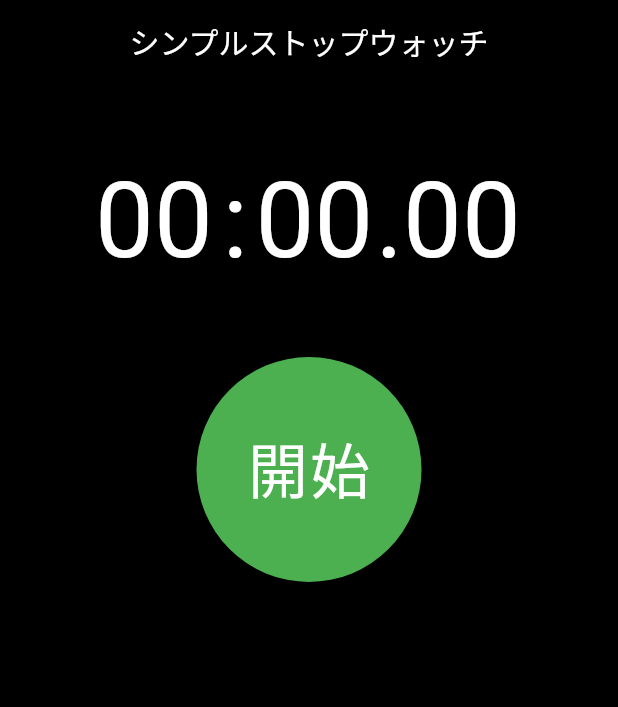
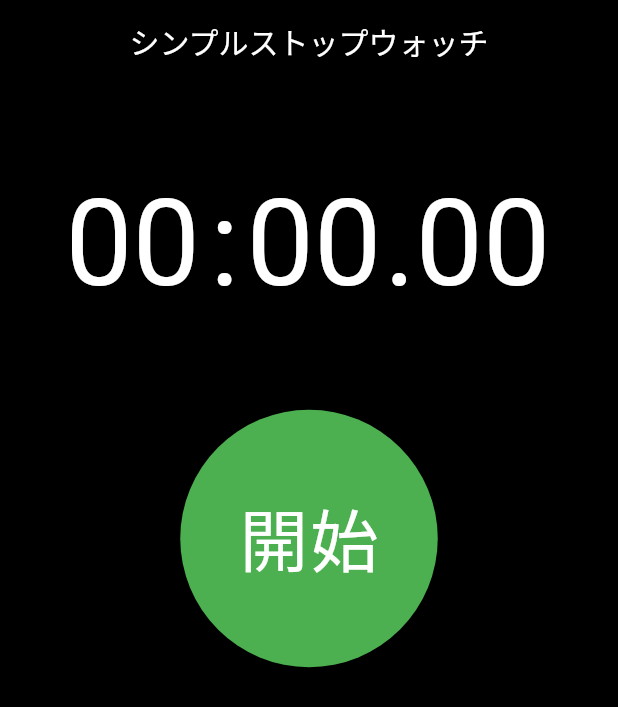
Before and after one commit to matsukawa06/stop_watch, a Flutter app: the screen it shows after launch, on a phone screen of 412 x 824 dp. Shown: the top 707 px of the screen. Run offline on Flutter 3.47's test engine with Material 2 defaults, Android fonts, the phone set to English and light mode, and no system bars; our stand-ins replace flutter_screenutil.

Commit message:
レスポンシブ対応

```diff
--- a/lib/main.dart
+++ b/lib/main.dart
@@ -1,4 +1,6 @@
 import 'package:flutter/material.dart';
+import 'package:flutter_screenutil/flutter_screenutil.dart';
 import 'package:stop_watch/main_page.dart';
 
-void main() => runApp(MainPage());
+void main() => runApp(
+    ScreenUtilInit(designSize: Size(360, 690), builder: () => MainPage()));
--- a/lib/main_page.dart
+++ b/lib/main_page.dart
@@ -1,5 +1,6 @@
 import 'package:flutter/cupertino.dart';
 import 'package:flutter/material.dart';
+import 'package:flutter_screenutil/flutter_screenutil.dart';
 import 'package:provider/provider.dart';
 import 'package:stop_watch/CommonUtil.dart';
 import 'package:stop_watch/stop_watch_model.dart';
@@ -47,42 +48,42 @@ class _MainPageBody extends StatelessWidget {
             //=============================
             // 秒数表示
             //=============================
-            SpaceBox.height(50),
+            SpaceBox.height(50.h),
 
             Consumer<StopWatchModel>(
               builder: (context, model, _) => Row(
                 mainAxisAlignment: MainAxisAlignment.center,
                 children: [
                   SizedBox(
-                    width: 80,
+                    width: 80.w,
                     child: Text(
                       model.timeDisplayMinutes,
-                      style: _TextStyles.body,
+                      style: TextStyle(fontSize: 70.sp, color: Colors.white),
                     ),
                   ),
                   Padding(
                     padding: EdgeInsets.only(left: 5, right: 5),
                     child: Text(
                       ":",
-                      style: _TextStyles.body,
+                      style: TextStyle(fontSize: 70.sp, color: Colors.white),
                     ),
                   ),
                   SizedBox(
-                    width: 80,
+                    width: 80.w,
                     child: Text(
                       model.timeDisplaySeconds,
-                      style: _TextStyles.body,
+                      style: TextStyle(fontSize: 70.sp, color: Colors.white),
                     ),
                   ),
                   Text(
                     ".",
-                    style: _TextStyles.body,
+                    style: TextStyle(fontSize: 70.sp, color: Colors.white),
                   ),
                   SizedBox(
-                    width: 80,
+                    width: 80.w,
                     child: Text(
                       model.timeDisplayMilliseconds,
-                      style: _TextStyles.body,
+                      style: TextStyle(fontSize: 70.sp, color: Colors.white),
                     ),
                   ),
                 ],
@@ -92,10 +93,10 @@ class _MainPageBody extends StatelessWidget {
             //=============================
             // 開始・終了ボタン
             //=============================
-            SpaceBox.height(50),
+            SpaceBox.height(50.h),
             SizedBox(
-              width: 150,
-              height: 150,
+              width: 150.w,
+              height: 150.h,
               child: FloatingActionButton(
                 backgroundColor:
                     stopWatchModel.isStartPressed ? Colors.green : Colors.red,
@@ -106,7 +107,7 @@ class _MainPageBody extends StatelessWidget {
                   stopWatchModel.isStartPressed ? "開始" : "停止",
                   style: TextStyle(
                     color: Colors.white,
-                    fontSize: 40,
+                    fontSize: 40.sp,
                   ),
                 ),
               ),
@@ -114,9 +115,9 @@ class _MainPageBody extends StatelessWidget {
             //=============================
             // リセットボタン
             //=============================
-            SpaceBox.height(32),
+            SpaceBox.height(32.h),
             SizedBox(
-              height: 50,
+              height: 50.h,
               child: ElevatedButton(
                   style: ElevatedButton.styleFrom(
                     primary: Colors.grey,
@@ -126,7 +127,7 @@ class _MainPageBody extends StatelessWidget {
                       : stopWatchModel.resetStopWatch,
                   child: Text(
                     "リセット",
-                    style: TextStyle(fontSize: 20),
+                    style: TextStyle(fontSize: 20.sp),
                   )),
             )
           ],
@@ -136,6 +137,9 @@ class _MainPageBody extends StatelessWidget {
   }
 }
 
-class _TextStyles {
-  static const body = TextStyle(fontSize: 70, color: Colors.white);
-}
+// class _TextStyles {
+//   static const body = TextStyle(
+//     //fontSize: 70.sp,
+//     color: Colors.white,
+//   );
+// }
--- a/pubspec.yaml
+++ b/pubspec.yaml
@@ -28,6 +28,7 @@ dependencies:
   # Use with the CupertinoIcons class for iOS style icons.
   cupertino_icons: ^1.0.2
   provider: ^5.0.0
+  flutter_screenutil: ^5.0.0+2
 
 dev_dependencies:
   flutter_test:
```
Also changed, not shown: pubspec.lock, 1 other file.
